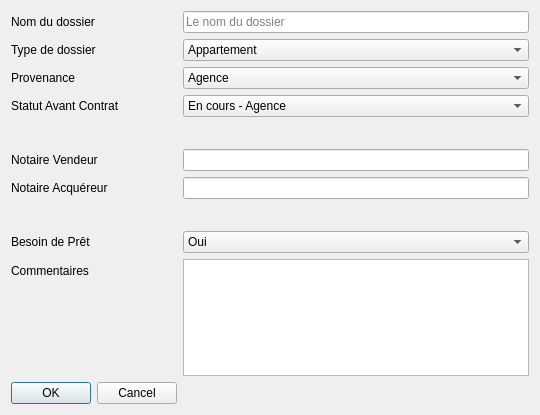
Qt form UI/ViewDossier.ui (florentsarat/dossiermgt) before a commit.
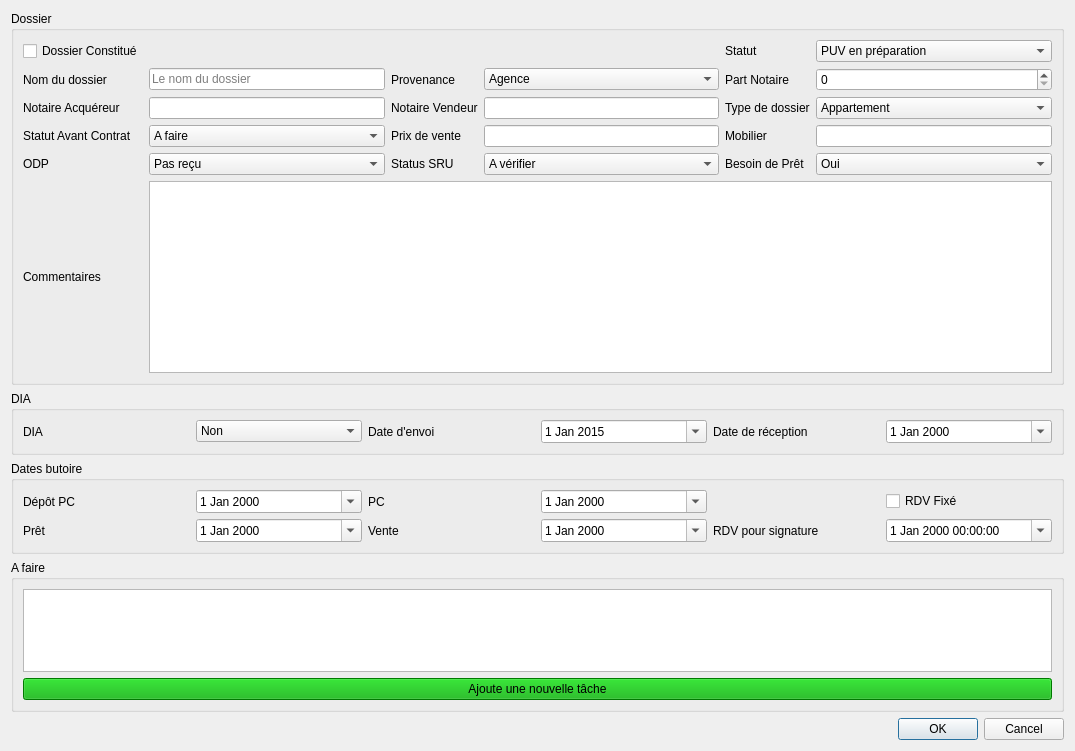
The same form after that commit.

The edit to the form file:
```diff
--- a/UI/ViewDossier.ui
+++ b/UI/ViewDossier.ui
@@ -9,22 +9,41 @@
    <rect>
     <x>0</x>
     <y>0</y>
-    <width>540</width>
-    <height>415</height>
+    <width>1075</width>
+    <height>751</height>
    </rect>
   </property>
   <property name="windowTitle">
    <string>Dossier</string>
   </property>
-  <layout class="QFormLayout" name="formLayout">
-   <item row="0" column="0">
+  <layout class="QVBoxLayout" name="verticalLayout_2">
+   <item>
+    <widget class="QGroupBox" name="groupBox_4">
+     <property name="sizePolicy">
+      <sizepolicy hsizetype="Preferred" vsizetype="Expanding">
+       <horstretch>0</horstretch>
+       <verstretch>0</verstretch>
+      </sizepolicy>
+     </property>
+     <property name="title">
+      <string>Dossier</string>
+     </property>
+     <layout class="QGridLayout" name="gridLayout_4">
+      <item row="5" column="0">
+       <widget class="QLabel" name="label_16">
+        <property name="text">
+         <string>ODP</string>
+        </property>
+       </widget>
+      </item>
+      <item row="1" column="0">
     <widget class="QLabel" name="label">
      <property name="text">
       <string>Nom du dossier</string>
      </property>
     </widget>
    </item>
-   <item row="0" column="1">
+      <item row="1" column="1">
     <widget class="QLineEdit" name="namedossier">
      <property name="inputMask">
       <string/>
@@ -34,15 +53,98 @@
      </property>
     </widget>
    </item>
-   <item row="1" column="0">
-    <widget class="QLabel" name="label_2">
+      <item row="1" column="2">
+       <widget class="QLabel" name="label_7">
      <property name="text">
-      <string>Type de dossier</string>
+         <string>Provenance</string>
      </property>
     </widget>
    </item>
-   <item row="1" column="1">
-    <widget class="QComboBox" name="typeDossier">
+      <item row="1" column="3">
+       <widget class="QComboBox" name="provanceDrop">
+        <item>
+         <property name="text">
+          <string>Agence</string>
+         </property>
+        </item>
+        <item>
+         <property name="text">
+          <string>Autre</string>
+         </property>
+        </item>
+       </widget>
+      </item>
+      <item row="5" column="2">
+       <widget class="QLabel" name="label_10">
+        <property name="text">
+         <string>Status SRU</string>
+        </property>
+       </widget>
+      </item>
+      <item row="5" column="4">
+       <widget class="QLabel" name="label_6">
+        <property name="text">
+         <string>Besoin de Prêt</string>
+        </property>
+       </widget>
+      </item>
+      <item row="5" column="5">
+       <widget class="QComboBox" name="besoinpret">
+        <item>
+         <property name="text">
+          <string>Oui</string>
+         </property>
+        </item>
+        <item>
+         <property name="text">
+          <string>Non</string>
+         </property>
+        </item>
+        <item>
+         <property name="text">
+          <string>Je ne sais pas</string>
+         </property>
+        </item>
+       </widget>
+      </item>
+      <item row="5" column="3">
+       <widget class="QComboBox" name="statusSRU">
+        <item>
+         <property name="text">
+          <string>A vérifier</string>
+         </property>
+        </item>
+        <item>
+         <property name="text">
+          <string>OK</string>
+         </property>
+        </item>
+        <item>
+         <property name="text">
+          <string>En cours</string>
+         </property>
+        </item>
+       </widget>
+      </item>
+      <item row="2" column="3">
+       <widget class="QLineEdit" name="NotaireVendeur"/>
+      </item>
+      <item row="4" column="4">
+       <widget class="QLabel" name="label_9">
+        <property name="text">
+         <string>Mobilier</string>
+        </property>
+       </widget>
+      </item>
+      <item row="2" column="0">
+       <widget class="QLabel" name="label_5">
+        <property name="text">
+         <string>Notaire Acquéreur</string>
+        </property>
+       </widget>
+      </item>
+      <item row="2" column="5">
+       <widget class="QComboBox" name="typeDossierCombo">
      <item>
       <property name="text">
        <string>Appartement</string>
@@ -90,118 +192,374 @@
      </item>
     </widget>
    </item>
-   <item row="2" column="0">
-    <widget class="QLabel" name="label_7">
-     <property name="text">
-      <string>Provenance</string>
-     </property>
-    </widget>
-   </item>
    <item row="2" column="1">
-    <widget class="QComboBox" name="provanceDrop">
-     <item>
+       <widget class="QLineEdit" name="Notac"/>
+      </item>
+      <item row="2" column="4">
+       <widget class="QLabel" name="label_2">
       <property name="text">
-       <string>Agence</string>
-      </property>
-     </item>
-     <item>
+         <string>Type de dossier</string>
+        </property>
+       </widget>
+      </item>
+      <item row="2" column="2">
+       <widget class="QLabel" name="label_4">
       <property name="text">
-       <string>Autre</string>
-      </property>
-     </item>
-    </widget>
-   </item>
-   <item row="3" column="0">
+         <string>Notaire Vendeur</string>
+        </property>
+       </widget>
+      </item>
+      <item row="4" column="0">
     <widget class="QLabel" name="statusAvantContrat">
      <property name="text">
       <string>Statut Avant Contrat</string>
      </property>
     </widget>
    </item>
-   <item row="5" column="0">
-    <spacer name="horizontalSpacer">
-     <property name="orientation">
-      <enum>Qt::Horizontal</enum>
-     </property>
-     <property name="sizeHint" stdset="0">
-      <size>
-       <width>40</width>
-       <height>20</height>
-      </size>
-     </property>
-    </spacer>
+      <item row="5" column="1">
+       <widget class="QComboBox" name="statusODP">
+        <item>
+         <property name="text">
+          <string>Pas reçu</string>
+         </property>
+        </item>
+        <item>
+         <property name="text">
+          <string>Reçu</string>
+         </property>
+        </item>
+        <item>
+         <property name="text">
+          <string>Pas de prêt</string>
+         </property>
+        </item>
+       </widget>
+      </item>
+      <item row="4" column="1">
+       <widget class="QComboBox" name="statusAvantContratComb">
+        <item>
+         <property name="text">
+          <string>A faire</string>
+         </property>
+        </item>
+        <item>
+         <property name="text">
+          <string>En cours</string>
+         </property>
+        </item>
+        <item>
+         <property name="text">
+          <string>En cours - Agence</string>
+         </property>
+        </item>
+        <item>
+         <property name="text">
+          <string>OK</string>
+         </property>
+        </item>
+        <item>
+         <property name="text">
+          <string>OK - Agence</string>
+         </property>
+        </item>
+       </widget>
+      </item>
+      <item row="4" column="2">
+       <widget class="QLabel" name="label_8">
+        <property name="text">
+         <string>Prix de vente</string>
+        </property>
+       </widget>
+      </item>
+      <item row="4" column="3">
+       <widget class="QLineEdit" name="prixVente"/>
+      </item>
+      <item row="4" column="5">
+       <widget class="QLineEdit" name="valeurMobilier"/>
    </item>
    <item row="6" column="0">
-    <widget class="QLabel" name="label_4">
-     <property name="text">
-      <string>Notaire Vendeur</string>
-     </property>
-    </widget>
-   </item>
-   <item row="6" column="1">
-    <widget class="QLineEdit" name="NotaireVendeur"/>
-   </item>
-   <item row="7" column="0">
-    <widget class="QLabel" name="label_5">
-     <property name="text">
-      <string>Notaire Acquéreur</string>
-     </property>
-    </widget>
-   </item>
-   <item row="7" column="1">
-    <widget class="QLineEdit" name="lineEdit_2"/>
-   </item>
-   <item row="8" column="0">
-    <spacer name="horizontalSpacer_2">
-     <property name="orientation">
-      <enum>Qt::Horizontal</enum>
-     </property>
-     <property name="sizeHint" stdset="0">
-      <size>
-       <width>40</width>
-       <height>20</height>
-      </size>
-     </property>
-    </spacer>
-   </item>
-   <item row="9" column="0">
-    <widget class="QLabel" name="label_6">
-     <property name="text">
-      <string>Besoin de Prêt</string>
-     </property>
-    </widget>
-   </item>
-   <item row="9" column="1">
-    <widget class="QComboBox" name="comboBox">
-     <item>
-      <property name="text">
-       <string>Oui</string>
-      </property>
-     </item>
-     <item>
-      <property name="text">
-       <string>Non</string>
-      </property>
-     </item>
-     <item>
-      <property name="text">
-       <string>Je ne sais pas</string>
-      </property>
-     </item>
-    </widget>
-   </item>
-   <item row="10" column="0">
-    <widget class="QLabel" name="label_3">
+       <widget class="QLabel" name="label_20">
      <property name="text">
       <string>Commentaires</string>
      </property>
     </widget>
    </item>
-   <item row="10" column="1">
-    <widget class="QTextEdit" name="textComment"/>
-   </item>
-   <item row="11" column="0">
-    <widget class="QDialogButtonBox" name="validatenewdossier">
+      <item row="6" column="1" colspan="5">
+       <widget class="QTextEdit" name="commentsDossier">
+        <property name="sizePolicy">
+         <sizepolicy hsizetype="Expanding" vsizetype="Minimum">
+          <horstretch>0</horstretch>
+          <verstretch>0</verstretch>
+         </sizepolicy>
+        </property>
+       </widget>
+      </item>
+      <item row="0" column="0">
+       <widget class="QCheckBox" name="checkboxDossierRdy">
+        <property name="text">
+         <string>Dossier Constitué</string>
+        </property>
+       </widget>
+      </item>
+      <item row="0" column="5">
+       <widget class="QComboBox" name="combostatusdossier">
+        <item>
+         <property name="text">
+          <string>PUV en préparation</string>
+         </property>
+        </item>
+        <item>
+         <property name="text">
+          <string>SRU à traiter</string>
+         </property>
+        </item>
+        <item>
+         <property name="text">
+          <string>Dossier à constituer</string>
+         </property>
+        </item>
+        <item>
+         <property name="text">
+          <string>En Attente ODP</string>
+         </property>
+        </item>
+        <item>
+         <property name="text">
+          <string>RDV à fixer</string>
+         </property>
+        </item>
+        <item>
+         <property name="text">
+          <string>Vente à rédiger</string>
+         </property>
+        </item>
+        <item>
+         <property name="text">
+          <string>Sign Compro en cours</string>
+         </property>
+        </item>
+        <item>
+         <property name="text">
+          <string>Clos</string>
+         </property>
+        </item>
+       </widget>
+      </item>
+      <item row="0" column="4">
+       <widget class="QLabel" name="label_3">
+        <property name="text">
+         <string>Statut</string>
+        </property>
+       </widget>
+      </item>
+      <item row="1" column="4">
+       <widget class="QLabel" name="label_21">
+        <property name="text">
+         <string>Part Notaire</string>
+        </property>
+       </widget>
+      </item>
+      <item row="1" column="5">
+       <widget class="QSpinBox" name="partNotaire"/>
+      </item>
+     </layout>
+    </widget>
+   </item>
+   <item>
+    <widget class="QGroupBox" name="groupBox_2">
+     <property name="sizePolicy">
+      <sizepolicy hsizetype="Expanding" vsizetype="Minimum">
+       <horstretch>0</horstretch>
+       <verstretch>0</verstretch>
+      </sizepolicy>
+     </property>
+     <property name="title">
+      <string>DIA</string>
+     </property>
+     <layout class="QGridLayout" name="gridLayout_3">
+      <item row="0" column="4">
+       <widget class="QLabel" name="dateenvoilab">
+        <property name="text">
+         <string>Date d'envoi</string>
+        </property>
+       </widget>
+      </item>
+      <item row="0" column="2">
+       <widget class="QLabel" name="label_11">
+        <property name="text">
+         <string>DIA</string>
+        </property>
+       </widget>
+      </item>
+      <item row="0" column="6">
+       <widget class="QLabel" name="daterecepDIALab">
+        <property name="text">
+         <string>Date de réception</string>
+        </property>
+       </widget>
+      </item>
+      <item row="0" column="7">
+       <widget class="QDateEdit" name="daterecDia">
+        <property name="calendarPopup">
+         <bool>true</bool>
+        </property>
+       </widget>
+      </item>
+      <item row="0" column="3">
+       <widget class="QComboBox" name="statusDia">
+        <item>
+         <property name="text">
+          <string>Non</string>
+         </property>
+        </item>
+        <item>
+         <property name="text">
+          <string>Envoyé</string>
+         </property>
+        </item>
+        <item>
+         <property name="text">
+          <string>Oui</string>
+         </property>
+        </item>
+       </widget>
+      </item>
+      <item row="0" column="5">
+       <widget class="QDateEdit" name="datesendDIA">
+        <property name="dateTime">
+         <datetime>
+          <hour>0</hour>
+          <minute>0</minute>
+          <second>0</second>
+          <year>2015</year>
+          <month>1</month>
+          <day>1</day>
+         </datetime>
+        </property>
+        <property name="calendarPopup">
+         <bool>true</bool>
+        </property>
+       </widget>
+      </item>
+     </layout>
+    </widget>
+   </item>
+   <item>
+    <widget class="QGroupBox" name="groupBox">
+     <property name="sizePolicy">
+      <sizepolicy hsizetype="Expanding" vsizetype="Fixed">
+       <horstretch>0</horstretch>
+       <verstretch>0</verstretch>
+      </sizepolicy>
+     </property>
+     <property name="title">
+      <string>Dates butoire</string>
+     </property>
+     <layout class="QGridLayout" name="gridLayout_2">
+      <item row="1" column="0">
+       <widget class="QLabel" name="label_14">
+        <property name="text">
+         <string>Prêt</string>
+        </property>
+       </widget>
+      </item>
+      <item row="1" column="1">
+       <widget class="QDateEdit" name="dateEdit_3">
+        <property name="calendarPopup">
+         <bool>true</bool>
+        </property>
+       </widget>
+      </item>
+      <item row="1" column="2">
+       <widget class="QLabel" name="label_15">
+        <property name="text">
+         <string>Vente</string>
+        </property>
+       </widget>
+      </item>
+      <item row="1" column="3">
+       <widget class="QDateEdit" name="dateEdit_4">
+        <property name="calendarPopup">
+         <bool>true</bool>
+        </property>
+       </widget>
+      </item>
+      <item row="1" column="4">
+       <widget class="QLabel" name="rdvsignlab">
+        <property name="text">
+         <string>RDV pour signature</string>
+        </property>
+       </widget>
+      </item>
+      <item row="1" column="5">
+       <widget class="QDateTimeEdit" name="dateRDV">
+        <property name="calendarPopup">
+         <bool>true</bool>
+        </property>
+       </widget>
+      </item>
+      <item row="0" column="0">
+       <widget class="QLabel" name="label_18">
+        <property name="text">
+         <string>Dépôt PC</string>
+        </property>
+       </widget>
+      </item>
+      <item row="0" column="1">
+       <widget class="QDateEdit" name="dateEdit_5">
+        <property name="calendarPopup">
+         <bool>true</bool>
+        </property>
+       </widget>
+      </item>
+      <item row="0" column="2">
+       <widget class="QLabel" name="label_19">
+        <property name="text">
+         <string>PC</string>
+        </property>
+       </widget>
+      </item>
+      <item row="0" column="3">
+       <widget class="QDateEdit" name="dateEdit_6">
+        <property name="calendarPopup">
+         <bool>true</bool>
+        </property>
+       </widget>
+      </item>
+      <item row="0" column="5">
+       <widget class="QCheckBox" name="RDVFixe">
+        <property name="text">
+         <string>RDV Fixé</string>
+        </property>
+       </widget>
+      </item>
+     </layout>
+    </widget>
+   </item>
+   <item>
+    <widget class="QGroupBox" name="groupBox_3">
+     <property name="title">
+      <string>A faire</string>
+     </property>
+     <layout class="QVBoxLayout" name="verticalLayout">
+      <item>
+       <widget class="QTableView" name="viewtododossier"/>
+      </item>
+      <item>
+       <widget class="QPushButton" name="pushButton">
+        <property name="styleSheet">
+         <string notr="true">background-color: rgb(0, 170, 0);</string>
+        </property>
+        <property name="text">
+         <string>Ajoute une nouvelle tâche</string>
+        </property>
+       </widget>
+      </item>
+     </layout>
+    </widget>
+   </item>
+   <item>
+    <widget class="QDialogButtonBox" name="validatedossier">
      <property name="orientation">
       <enum>Qt::Horizontal</enum>
      </property>
@@ -210,20 +568,6 @@
      </property>
     </widget>
    </item>
-   <item row="3" column="1">
-    <widget class="QComboBox" name="statusAvantContratComb">
-     <item>
-      <property name="text">
-       <string>En cours - Agence</string>
-      </property>
-     </item>
-     <item>
-      <property name="text">
-       <string>OK - Agence</string>
-      </property>
-     </item>
-    </widget>
-   </item>
   </layout>
  </widget>
  <resources/>
```
Left out of the diff: 6 changed lines with no effect on the pictures. Lines whose indentation alone changed are shown as unchanged.
